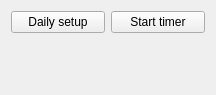
CoreySpohn/work_tools, file designer/mainwindow.ui: the form before one commit.
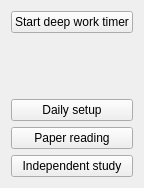
The form after the commit.

Commit message: Open mendeley and re-structuring the ui, adding black pre-commit

Diff of the .ui file:
```diff
--- a/designer/mainwindow.ui
+++ b/designer/mainwindow.ui
@@ -6,23 +6,52 @@
    <rect>
     <x>0</x>
     <y>0</y>
-    <width>216</width>
-    <height>95</height>
+    <width>111</width>
+    <height>165</height>
    </rect>
   </property>
   <property name="windowTitle">
    <string>Form</string>
   </property>
   <layout class="QGridLayout" name="gridLayout">
+   <item row="0" column="0">
+    <widget class="QPushButton" name="deep_work_button">
+     <property name="text">
+      <string>Start deep work timer</string>
+     </property>
+    </widget>
+   </item>
+   <item row="2" column="0">
+    <spacer name="verticalSpacer">
+     <property name="orientation">
+      <enum>Qt::Vertical</enum>
+     </property>
+     <property name="sizeType">
+      <enum>QSizePolicy::Fixed</enum>
+     </property>
+     <property name="sizeHint" stdset="0">
+      <size>
+       <width>20</width>
+       <height>40</height>
+      </size>
+     </property>
+    </spacer>
+   </item>
+   <item row="4" column="0">
+    <widget class="QPushButton" name="paper_button">
+     <property name="text">
+      <string>Paper reading</string>
+     </property>
+    </widget>
+   </item>
    <item row="1" column="0">
-    <widget class="QPushButton" name="daily_setup_button">
-     <property name="text">
-      <string>Daily setup</string>
-     </property>
-    </widget>
-   </item>
-   <item row="2" column="1">
     <widget class="QLabel" name="deep_work_label">
+     <property name="maximumSize">
+      <size>
+       <width>16777215</width>
+       <height>100</height>
+      </size>
+     </property>
      <property name="text">
       <string/>
      </property>
@@ -34,10 +63,17 @@
      </property>
     </widget>
    </item>
-   <item row="1" column="1">
-    <widget class="QPushButton" name="deep_work_button">
+   <item row="3" column="0">
+    <widget class="QPushButton" name="daily_setup_button">
      <property name="text">
-      <string>Start timer</string>
+      <string>Daily setup</string>
+     </property>
+    </widget>
+   </item>
+   <item row="5" column="0">
+    <widget class="QPushButton" name="independent_study_button">
+     <property name="text">
+      <string>Independent study</string>
      </property>
     </widget>
    </item>
```
The commit also changes 5 other files.
